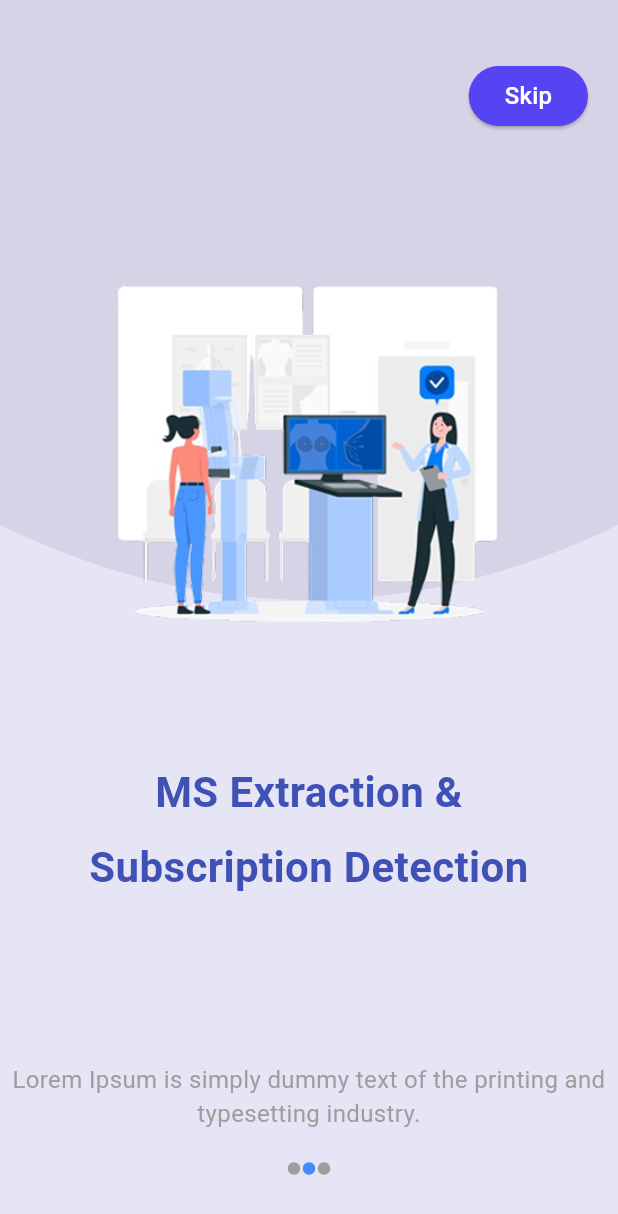
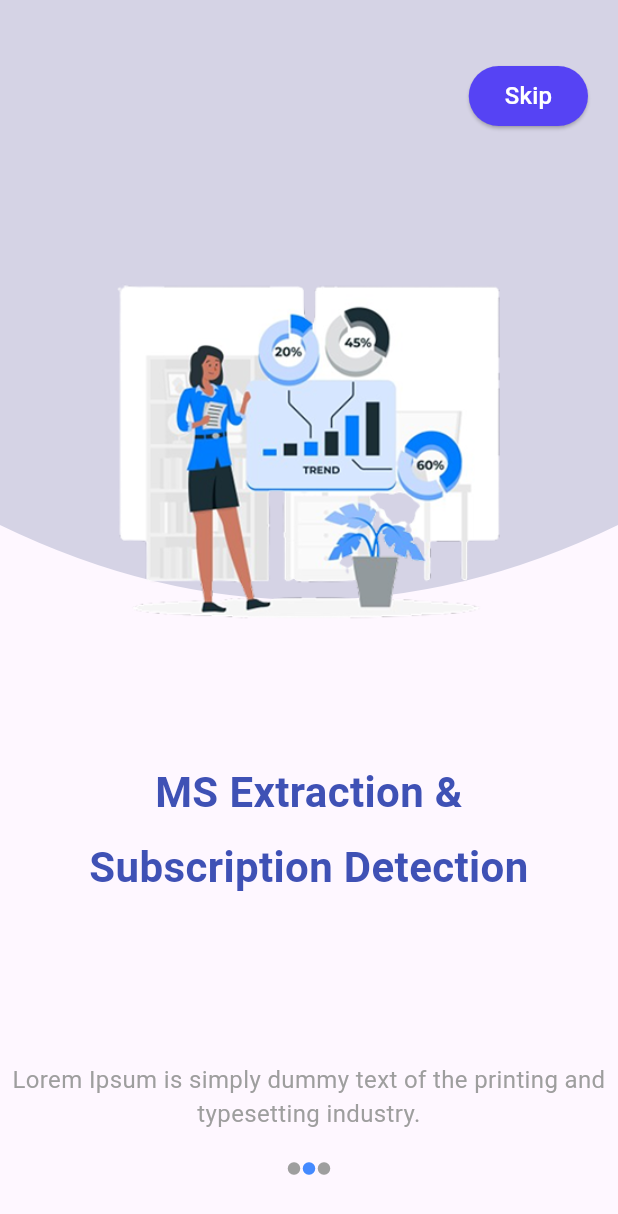
Before and after one commit to WrenixAdmin/Mobile-App--Finance, a Flutter app: the ScreenTwo screen opened directly, on a phone screen of 412 x 824 dp. Shown: the top 1214 px of the screen. Run offline on Flutter 3.47's test engine with Material 3 defaults, Android fonts, the phone set to English and light mode, and no system bars; Roboto replaces fonts that are missing (Poppins).

Commit message:
image 3 added

```diff
--- a/FrontEnd/finance/lib/screens/splash/get_start_screen_three.dart
+++ b/FrontEnd/finance/lib/screens/splash/get_start_screen_three.dart
@@ -11,7 +11,6 @@ class ScreenThree extends StatelessWidget {
   @override
   Widget build(BuildContext context) {
     return Scaffold(
-      backgroundColor: AppColors.background,
       body: Stack(
         children: [
           ClipPath(
@@ -51,13 +50,12 @@ class ScreenThree extends StatelessWidget {
                 child: Column(
                   mainAxisAlignment: MainAxisAlignment.center,
                   children: [
-                    const SizedBox(height: 100), // Increased space above the image
-                    Image.asset('assets/screen_one.png', height: 200),
+                    Image.asset('images/screen_three.png', height: 300),
                     const Column(
                       // Increased space between the two texts
                       mainAxisAlignment: MainAxisAlignment.center,
                       children: [
-                        SizedBox(height: 200),
+                        SizedBox(height: 50),
                         Text(
                           'Subscription & SMS',
                           style: AppStyles.title,
--- a/FrontEnd/finance/lib/screens/splash/get_start_screen_two.dart
+++ b/FrontEnd/finance/lib/screens/splash/get_start_screen_two.dart
@@ -11,7 +11,6 @@ class ScreenTwo extends StatelessWidget {
   @override
   Widget build(BuildContext context) {
     return Scaffold(
-      backgroundColor: AppColors.background,
       body: Stack(
         children: [
           ClipPath(
@@ -51,7 +50,7 @@ class ScreenTwo extends StatelessWidget {
                 child: Column(
                   mainAxisAlignment: MainAxisAlignment.center,
                   children: [
-                    Image.asset('images/screen_one.png', height: 300),
+                    Image.asset('images/screen_two.png', height: 300),
                     const Column(
                       // Increased space between the two texts
                       mainAxisAlignment: MainAxisAlignment.center,
--- a/FrontEnd/finance/pubspec.yaml
+++ b/FrontEnd/finance/pubspec.yaml
@@ -60,6 +60,7 @@ flutter:
   assets:
      - images/screen_one.png
      - images/screen_two.png
+     - images/screen_three.png
 
 
   # An image asset can refer to one or more resolution-specific "variants", see
```
Also changed, not shown: FrontEnd/finance/images/screen_three.png (added).
